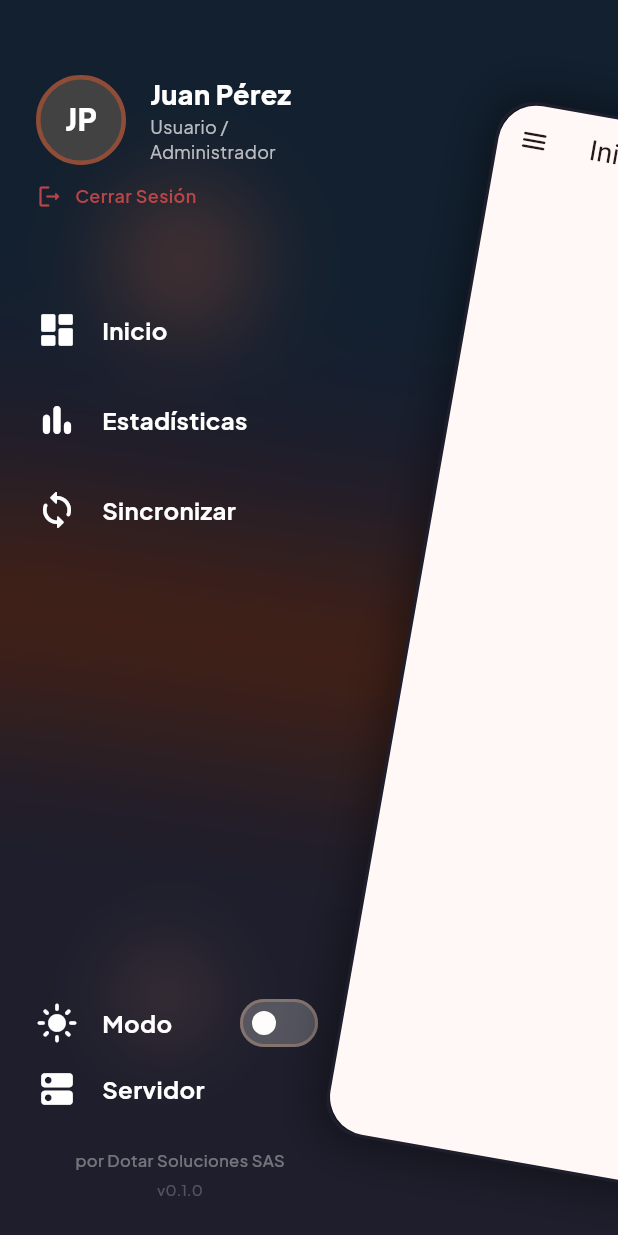
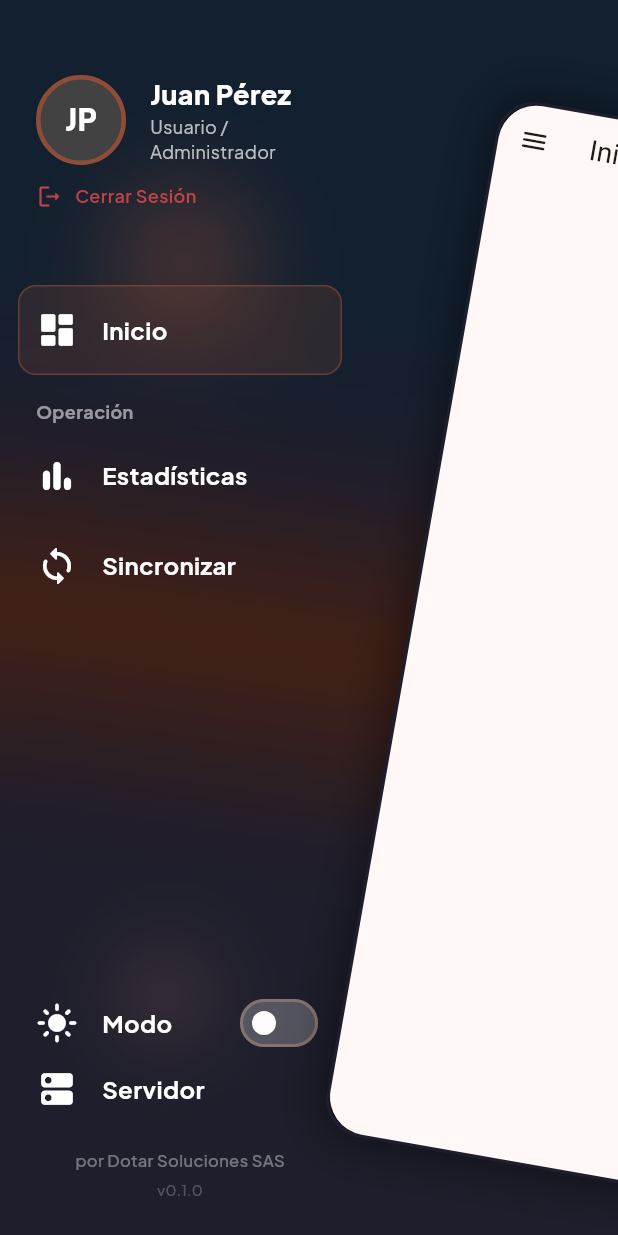
Before and after one commit to alejandrop1105/dotar_flutter_menu, a Flutter app: the screen it shows after launch, after a tap on the "menu" icon, on a phone screen of 412 x 824 dp. Run offline on Flutter 3.47's test engine with Material 3 defaults, Android fonts, the phone set to English and light mode, and no system bars.

Commit message:
feat: selected item and titled sections in the menu
DotarMenuItem.selected highlights the current screen's entry with the brand color and announces it to screen readers. DotarMenuSection groups items under a title; a section with every item hidden is left out. items and bottomItems take DotarMenuEntry, so lists of items keep working as in 0.1.0.

```diff
--- a/example/lib/main.dart
+++ b/example/lib/main.dart
@@ -82,21 +82,30 @@ class _HomePageState extends State<HomePage> {
             subtitle: 'Usuario / Administrador',
           ),
           onLogout: () => _show('Sesión cerrada'),
+          // The current page's item is selected; loose items and sections mix.
           items: [
             DotarMenuItem(
               icon: Icons.dashboard_rounded,
               label: 'Inicio',
               onTap: () => _show('Inicio'),
+              selected: _page == 'Inicio',
             ),
+            DotarMenuSection(
+              title: 'Operación',
+              items: [
                 DotarMenuItem(
                   icon: Icons.bar_chart_rounded,
                   label: 'Estadísticas',
                   onTap: () => _show('Estadísticas'),
+                  selected: _page == 'Estadísticas',
                 ),
                 DotarMenuItem(
                   icon: Icons.sync_rounded,
                   label: 'Sincronizar',
                   onTap: () => _show('Sincronizar'),
+                  selected: _page == 'Sincronizar',
+                ),
+              ],
             ),
           ],
           bottomItems: [
--- a/lib/src/dotar_menu.dart
+++ b/lib/src/dotar_menu.dart
@@ -50,14 +50,21 @@ class DotarMenuUser {
   }
 }
 
+/// What [DotarMenu.items] and [DotarMenu.bottomItems] hold: a
+/// [DotarMenuItem] on its own, or a [DotarMenuSection] of them under a title.
+@immutable
+sealed class DotarMenuEntry {
+  const DotarMenuEntry();
+}
+
 /// One entry of the menu: [onTap] runs and the menu closes.
-@immutable
-class DotarMenuItem {
+class DotarMenuItem extends DotarMenuEntry {
   const DotarMenuItem({
     required this.icon,
     required this.label,
     required this.onTap,
     this.visible = true,
+    this.selected = false,
   });
 
   final IconData icon;
@@ -67,6 +74,20 @@ class DotarMenuItem {
   /// False leaves the item out, and only it (DEAM-Resto #207: the panel hid
   /// Estadísticas and Logs each on its own).
   final bool visible;
+
+  /// True marks the entry of the screen the user is on: it is drawn on a
+  /// brand-tinted background and screen readers announce it as selected. The
+  /// app works it out from its current route.
+  final bool selected;
+}
+
+/// A group of [items] under a [title], among the menu's loose items. A
+/// section whose items are all hidden is left out, title included.
+class DotarMenuSection extends DotarMenuEntry {
+  const DotarMenuSection({required this.title, required this.items});
+
+  final String title;
+  final List<DotarMenuItem> items;
 }
 
 /// The light/dark switch above the bottom items. The app owns the mode: it
@@ -121,11 +142,11 @@ class DotarMenu extends StatefulWidget {
 
   final String logoutLabel;
 
-  /// Under the logout.
-  final List<DotarMenuItem> items;
+  /// Under the logout: items, sections of them, or both mixed.
+  final List<DotarMenuEntry> items;
 
-  /// At the bottom, compact, under [modeSwitch].
-  final List<DotarMenuItem> bottomItems;
+  /// At the bottom, compact, under [modeSwitch]: items, sections, or both.
+  final List<DotarMenuEntry> bottomItems;
 
   /// Null hides the switch.
   final DotarMenuModeSwitch? modeSwitch;
@@ -271,12 +292,10 @@ class _DotarMenuState extends State<DotarMenu>
                     ),
                   ),
                 const SizedBox(height: 50),
-                for (final item in widget.items)
-                  if (item.visible) _buildItem(item),
+                ..._buildEntries(widget.items, brand),
                 const Spacer(),
                 if (modeSwitch != null) _buildModeSwitch(modeSwitch),
-                for (final item in widget.bottomItems)
-                  if (item.visible) _buildItem(item, compact: true),
+                ..._buildEntries(widget.bottomItems, brand, compact: true),
                 const SizedBox(height: 16),
                 // DEAM-Resto #211 (S10): at the bottom, centred, with the
                 // version installed.
@@ -459,17 +478,49 @@ class _DotarMenuState extends State<DotarMenu>
     ];
   }
 
-  /// One entry; the menu closes after its action.
-  Widget _buildItem(DotarMenuItem item, {bool compact = false}) {
-    return InkWell(
-      onTap: () {
-        item.onTap();
-        _close();
-      },
-      child: Padding(
+  /// The visible items of [entries], each section's under its title; a
+  /// section with no visible item draws nothing.
+  List<Widget> _buildEntries(
+    List<DotarMenuEntry> entries,
+    Color brand, {
+    bool compact = false,
+  }) => [
+    for (final entry in entries)
+      if (entry case final DotarMenuItem item when item.visible)
+        _buildItem(item, brand, compact: compact)
+      else if (entry case DotarMenuSection(
+        :final title,
+        :final items,
+      ) when items.any((item) => item.visible)) ...[
+        _buildSectionTitle(title),
+        for (final item in items)
+          if (item.visible) _buildItem(item, brand, compact: compact),
+      ],
+  ];
+
+  /// A section's title, lined up with the items' icons.
+  Widget _buildSectionTitle(String title) {
+    return Padding(
+      padding: const EdgeInsets.fromLTRB(24, 16, 24, 4),
+      child: Text(
+        title,
+        style: _jakarta(
+          color: Colors.white54,
+          fontSize: 12,
+          fontWeight: FontWeight.w700,
+        ),
+      ),
+    );
+  }
+
+  /// One entry; the menu closes after its action. A selected one sits on a
+  /// brand-tinted background inset 12 px, so its icon and label keep the
+  /// place they have unselected.
+  Widget _buildItem(DotarMenuItem item, Color brand, {bool compact = false}) {
+    Widget content = Padding(
       padding: EdgeInsets.symmetric(
         vertical: compact ? 10.0 : 16.0,
-          horizontal: 24.0,
+        horizontal: 12.0,
       ),
       child: Row(
         children: [
@@ -484,6 +535,30 @@ class _DotarMenuState extends State<DotarMenu>
             ),
           ),
         ],
+      ),
+    );
+    if (item.selected) {
+      // A DecoratedBox, not a Container: a Container insets its child by the
+      // border's width, and the label would move.
+      content = DecoratedBox(
+        decoration: BoxDecoration(
+          color: brand.withValues(alpha: 0.2),
+          border: Border.all(color: brand.withValues(alpha: 0.6)),
+          borderRadius: BorderRadius.circular(12),
+        ),
+        child: content,
+      );
+    }
+    return Semantics(
+      selected: item.selected,
+      child: InkWell(
+        onTap: () {
+          item.onTap();
+          _close();
+        },
+        child: Padding(
+          padding: const EdgeInsets.symmetric(horizontal: 12.0),
+          child: content,
         ),
       ),
     );
--- a/pubspec.yaml
+++ b/pubspec.yaml
@@ -2,7 +2,7 @@ name: dotar_flutter_menu
 description: >-
   Dotar Soluciones' animated side menu, the company's signature in its Flutter
   apps: the app slides and tilts aside to show the menu behind it.
-version: 0.1.0
+version: 0.2.0
 publish_to: none
 repository: https://github.com/alejandrop1105/dotar_flutter_menu
 
```
Also changed, not shown: 4 other files. Lines whose indentation alone changed are shown as unchanged.
